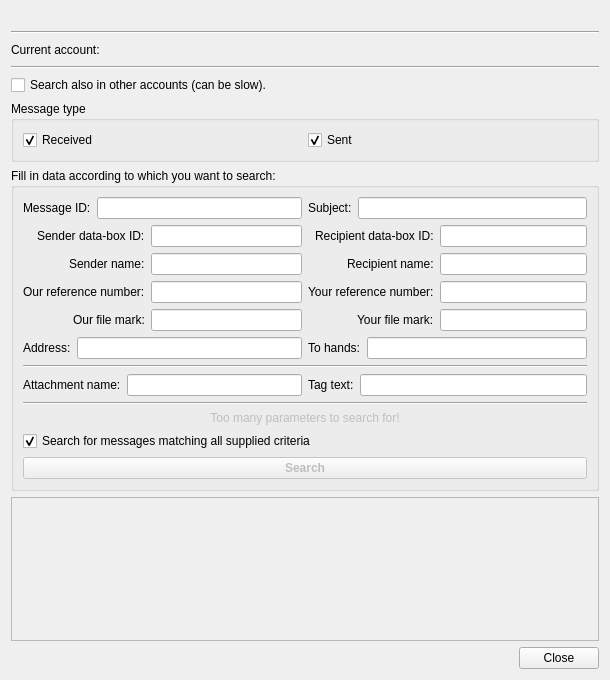
Old version of the form src/gui/ui/dlg_msg_search.ui in the repository psakar/datovka.
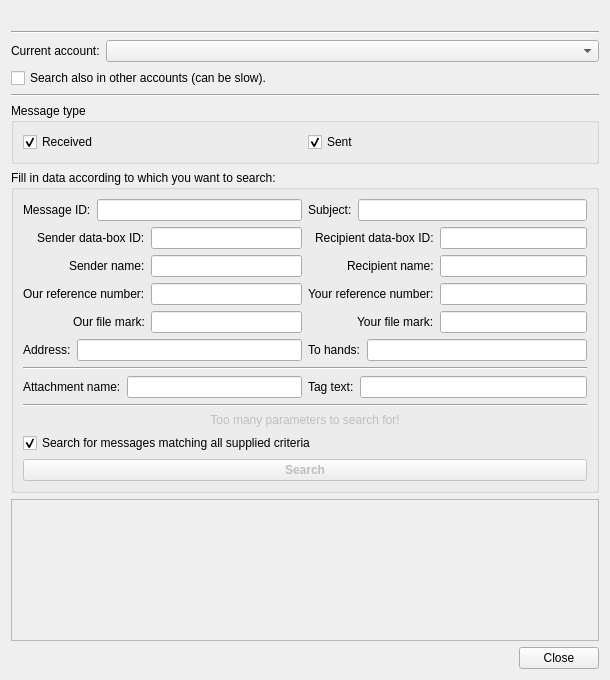
New version of the form. Icons and pictures are not drawn. Custom widgets are drawn as their Qt base class.

Commit message: Added the possibility to select account for messages search

The edit to the form file:
```diff
--- a/src/gui/ui/dlg_msg_search.ui
+++ b/src/gui/ui/dlg_msg_search.ui
@@ -41,49 +41,19 @@
     </widget>
    </item>
    <item>
-    <layout class="QHBoxLayout" name="h0">
-     <item>
+    <layout class="QFormLayout" name="accountFormLayout">
+     <item row="0" column="0">
       <widget class="QLabel" name="crntAcntLabel">
        <property name="text">
         <string>Current account:</string>
        </property>
       </widget>
      </item>
-     <item>
-      <widget class="QLabel" name="crntAcntNameLabel">
-       <property name="font">
-        <font>
-         <weight>75</weight>
-         <bold>true</bold>
-        </font>
-       </property>
-       <property name="text">
-        <string/>
-       </property>
-      </widget>
-     </item>
-     <item>
-      <spacer name="horizontalSpacer">
-       <property name="orientation">
-        <enum>Qt::Horizontal</enum>
-       </property>
-       <property name="sizeHint" stdset="0">
-        <size>
-         <width>40</width>
-         <height>20</height>
-        </size>
-       </property>
-      </spacer>
+     <item row="0" column="1">
+      <widget class="QComboBox" name="accountComboBox"/>
      </item>
     </layout>
    </item>
-   <item>
-    <widget class="Line" name="line">
-     <property name="orientation">
-      <enum>Qt::Horizontal</enum>
-     </property>
-    </widget>
-   </item>
    <item>
     <widget class="QCheckBox" name="searchAllAcntCheckBox">
      <property name="text">
@@ -91,6 +61,13 @@
      </property>
     </widget>
    </item>
+   <item>
+    <widget class="Line" name="line">
+     <property name="orientation">
+      <enum>Qt::Horizontal</enum>
+     </property>
+    </widget>
+   </item>
    <item>
     <widget class="QGroupBox" name="groupBox">
      <property name="title">
```
The commit also changes 1 other file.
